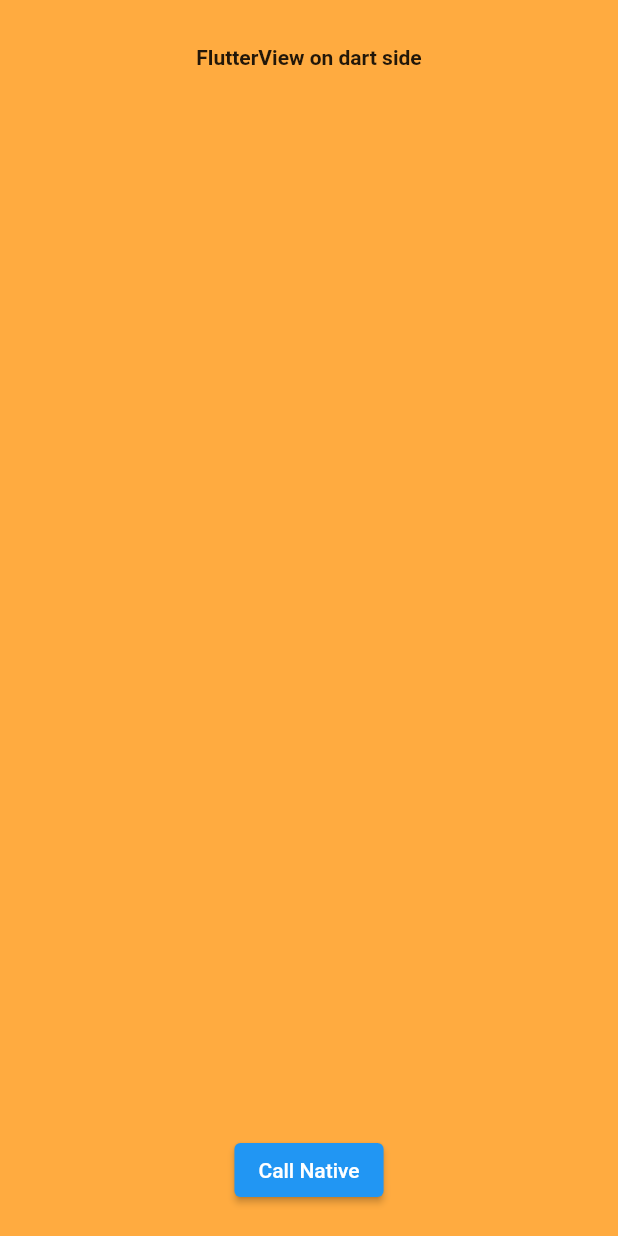
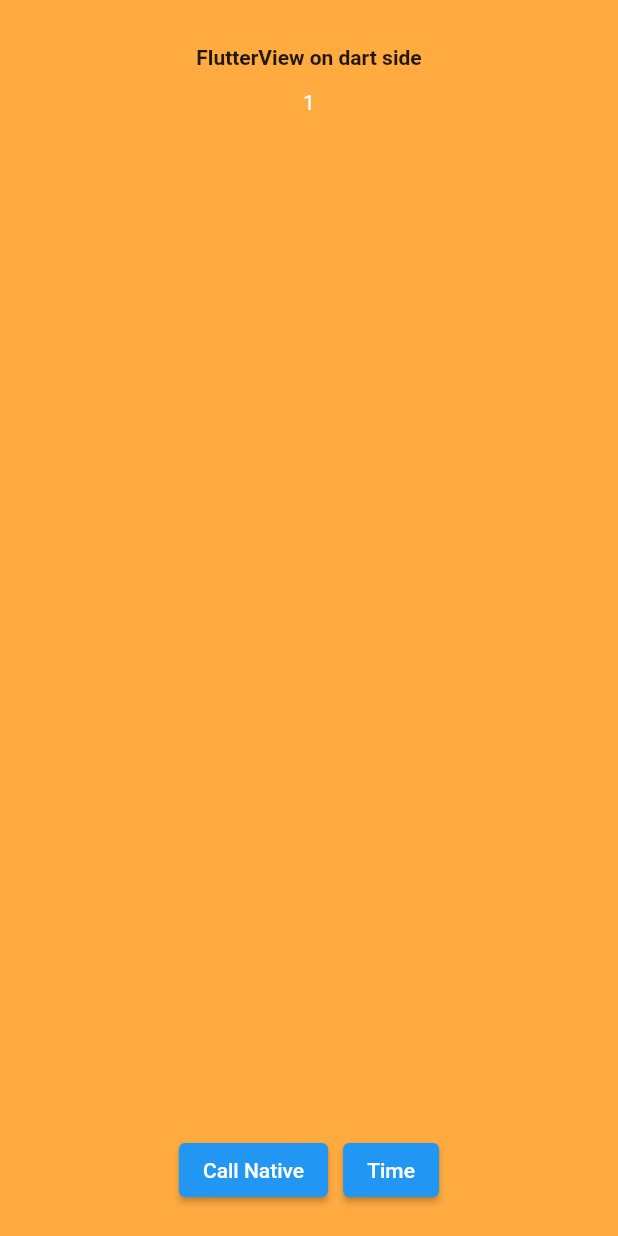
Before and after one commit to TDForLife/NativeMixFlutter, a Flutter app: the screen it shows after launch, on a phone screen of 412 x 824 dp. Run offline on Flutter 3.47's test engine with Material 2 defaults, Android fonts, the phone set to English and light mode, and no system bars; missing offline and left inert: kraken.

Commit message:
[modify] my_flutter_view.dart 添加当前时间，用于测试 FlutterEngine 的复用

```diff
--- a/my_flutter/lib/my_flutter_view.dart
+++ b/my_flutter/lib/my_flutter_view.dart
@@ -20,8 +20,9 @@ class _MyFlutterViewState extends State<MyFlutterView> {
   static const nativeMethodChannel = MethodChannel(nativeMethodChannelName);
   static const flutterMethodChannel = MethodChannel(flutterMethodChannelName);
 
-  var nativeResult = '';
+  var nativeResult = '1';
   var nativeRequestCount = 0;
+  var currentTime = 0;
 
   @override
   void initState() {
@@ -69,8 +70,14 @@ class _MyFlutterViewState extends State<MyFlutterView> {
               child: Text(nativeRequestCount > 0 ? 'Invoked from native : $nativeRequestCount' : ''),
             ),
             Positioned(
+              top: 120,
+              child: Text(currentTime > 0 ? DateTime.fromMillisecondsSinceEpoch(currentTime).toString() : ''),
+            ),
+            Positioned(
               bottom: 20,
-              child: ElevatedButton(
+              child: Row(
+                children: [
+                  ElevatedButton(
                     onPressed: () {
                       setState(() {
                         nativeResult = '';
@@ -79,6 +86,18 @@ class _MyFlutterViewState extends State<MyFlutterView> {
                     },
                     child: const Text('Call Native'),
                   ),
+                  const SizedBox(width: 10),
+                  ElevatedButton(
+                    onPressed: () {
+                      setState(() {
+                        currentTime = DateTime.now().millisecondsSinceEpoch;
+                      });
+                      _invokeNativeMethod();
+                    },
+                    child: const Text('Time'),
+                  ),
+                ],
+              ),
             ),
           ],
         ),
```
Lines whose indentation alone changed are shown as unchanged.
